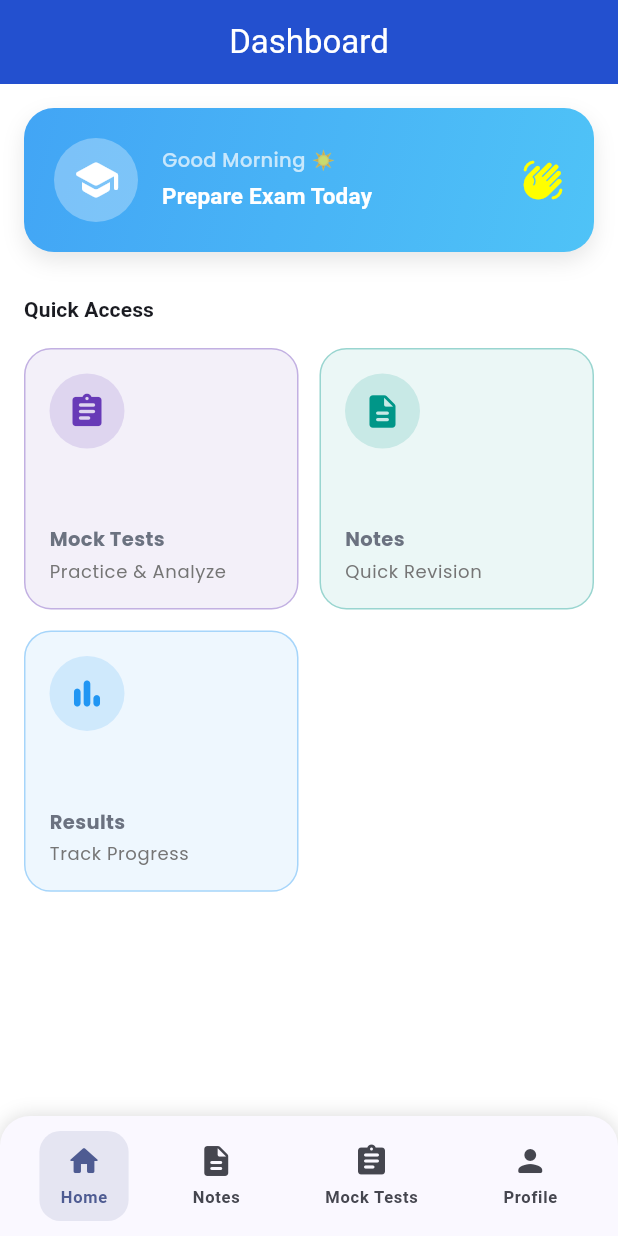
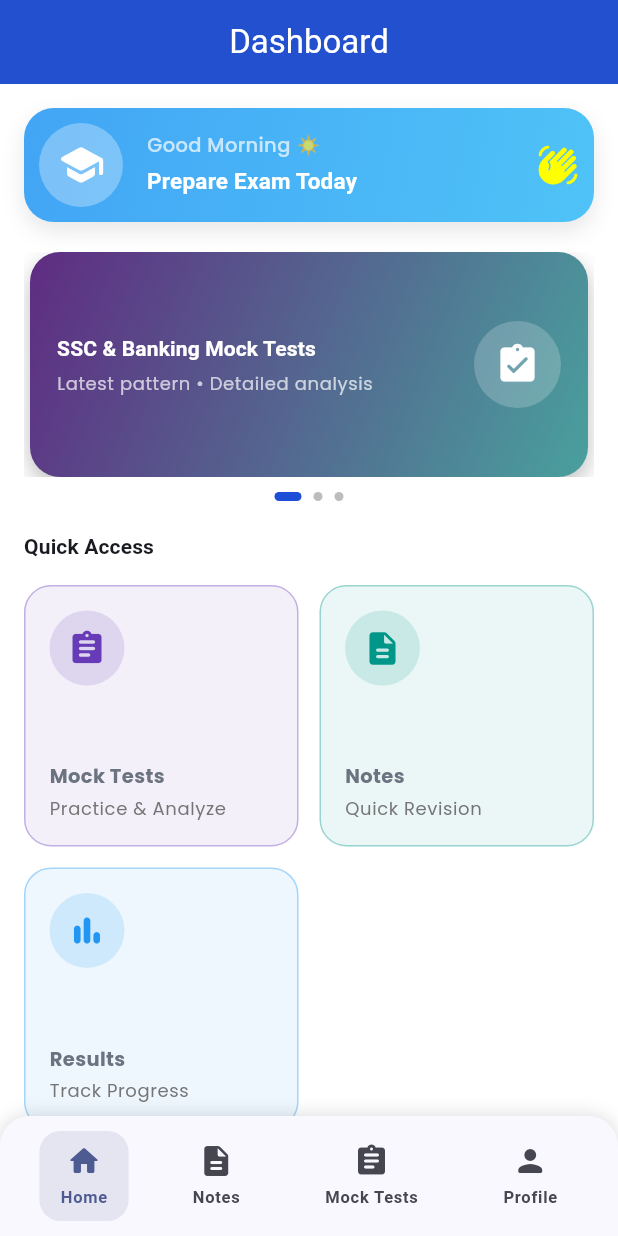
Before and after one commit to rameshnspirait/edu_prep_academy, a Flutter app: the screen it shows once a user with an empty profile is signed in, on a phone screen of 412 x 824 dp. Run offline on Flutter 3.47's test engine with Material 3 defaults, Android fonts, the phone set to English and light mode, and no system bars; our stand-ins replace cloud_firestore, dio, firebase_auth, firebase_core, fl_chart, get and 5 more; missing offline and left inert: syncfusion_flutter_pdfviewer; accounts and stored records are empty.

Commit message:
some changes

```diff
--- a/lib/views/dashbaord/home_tab.dart
+++ b/lib/views/dashbaord/home_tab.dart
@@ -1,3 +1,4 @@
+import 'package:edu_prep_academy/core/constants/app_colors.dart';
 import 'package:flutter/material.dart';
 import 'package:get/get.dart';
 import 'package:edu_prep_academy/routes/app_routes.dart';
@@ -26,12 +27,12 @@ class HomeTab extends StatelessWidget {
           children: [
             /// ---------------- GREETING ----------------
             _GreetingSection(isDark: isDark),
-
-            // const SizedBox(height: 20),
+            const SizedBox(height: 20),
+            _BannerSlider(isDark: isDark),
 
             /// ---------------- PROGRESS CARD ----------------
             // _ProgressCard(isDark: isDark),
-            const SizedBox(height: 28),
+            const SizedBox(height: 20),
 
             /// ---------------- QUICK ACTIONS ----------------
             Text(
@@ -50,6 +51,7 @@ class HomeTab extends StatelessWidget {
                 crossAxisCount: 2,
                 crossAxisSpacing: 14,
                 mainAxisSpacing: 14,
+
                 childAspectRatio: 1.05,
               ),
               children: [
@@ -111,7 +113,7 @@ class _GreetingSection extends StatelessWidget {
   Widget build(BuildContext context) {
     return Container(
       width: double.infinity,
-      padding: const EdgeInsets.all(20),
+      padding: const EdgeInsets.all(10),
       decoration: BoxDecoration(
         gradient: LinearGradient(
           colors: isDark
@@ -179,6 +181,182 @@ class _GreetingSection extends StatelessWidget {
           ),
         ],
       ),
+    );
+  }
+}
+
+class _BannerData {
+  final String title;
+  final String subtitle;
+  final IconData icon;
+  final List<Color> gradient;
+
+  _BannerData({
+    required this.title,
+    required this.subtitle,
+    required this.icon,
+    required this.gradient,
+  });
+}
+
+class _BannerCard extends StatelessWidget {
+  final _BannerData data;
+  final bool isDark;
+
+  const _BannerCard({required this.data, required this.isDark});
+
+  @override
+  Widget build(BuildContext context) {
+    return Container(
+      margin: const EdgeInsets.symmetric(horizontal: 4),
+      padding: const EdgeInsets.all(18),
+      decoration: BoxDecoration(
+        gradient: LinearGradient(
+          colors: data.gradient,
+          begin: Alignment.topLeft,
+          end: Alignment.bottomRight,
+        ),
+        borderRadius: BorderRadius.circular(20),
+        boxShadow: [
+          BoxShadow(
+            color: Colors.black.withOpacity(isDark ? 0.4 : 0.25),
+            blurRadius: 12,
+            offset: const Offset(0, 6),
+          ),
+        ],
+      ),
+      child: Row(
+        children: [
+          /// TEXT
+          Expanded(
+            child: Column(
+              crossAxisAlignment: CrossAxisAlignment.start,
+              mainAxisAlignment: MainAxisAlignment.center,
+              children: [
+                Text(
+                  data.title,
+                  style: AppTextStyles.headingSmall(
+                    context,
+                  ).copyWith(color: Colors.white, fontWeight: FontWeight.bold),
+                ),
+                const SizedBox(height: 6),
+                Text(
+                  data.subtitle,
+                  style: AppTextStyles.bodySmall(
+                    context,
+                  ).copyWith(color: Colors.white70),
+                ),
+              ],
+            ),
+          ),
+
+          /// ICON
+          Container(
+            padding: const EdgeInsets.all(14),
+            decoration: BoxDecoration(
+              shape: BoxShape.circle,
+              color: Colors.white.withOpacity(0.2),
+            ),
+            child: Icon(data.icon, color: Colors.white, size: 30),
+          ),
+        ],
+      ),
+    );
+  }
+}
+
+class _BannerSlider extends StatefulWidget {
+  final bool isDark;
+  const _BannerSlider({required this.isDark});
+
+  @override
+  State<_BannerSlider> createState() => _BannerSliderState();
+}
+
+class _BannerSliderState extends State<_BannerSlider> {
+  final PageController _controller = PageController();
+  int _currentIndex = 0;
+
+  final List<_BannerData> banners = [
+    _BannerData(
+      title: 'SSC & Banking Mock Tests',
+      subtitle: 'Latest pattern • Detailed analysis',
+      icon: Icons.assignment_turned_in_rounded,
+      gradient: [Color(0xFF5F2C82), Color(0xFF49A09D)],
+    ),
+    _BannerData(
+      title: 'UPSC Concept Notes',
+      subtitle: 'Static + Current Affairs',
+      icon: Icons.menu_book_rounded,
+      gradient: [Color(0xFF134E5E), Color(0xFF71B280)],
+    ),
+    _BannerData(
+      title: 'Daily Practice Tests',
+      subtitle: 'Improve accuracy & speed',
+      icon: Icons.timer_rounded,
+      gradient: [Color(0xFF283048), Color(0xFF859398)],
+    ),
+  ];
+
+  @override
+  void initState() {
+    super.initState();
+    _autoScroll();
+  }
+
+  void _autoScroll() {
+    Future.delayed(const Duration(seconds: 4), () {
+      if (!mounted) return;
+      _currentIndex = (_currentIndex + 1) % banners.length;
+      _controller.animateToPage(
+        _currentIndex,
+        duration: const Duration(milliseconds: 500),
+        curve: Curves.easeInOut,
+      );
+      _autoScroll();
+    });
+  }
+
+  @override
+  Widget build(BuildContext context) {
+    return Column(
+      children: [
+        SizedBox(
+          height: 150,
+          child: PageView.builder(
+            controller: _controller,
+            itemCount: banners.length,
+            onPageChanged: (index) {
+              setState(() => _currentIndex = index);
+            },
+            itemBuilder: (_, index) {
+              return _BannerCard(data: banners[index], isDark: widget.isDark);
+            },
+          ),
+        ),
+
+        const SizedBox(height: 10),
+
+        /// DOT INDICATOR
+        Row(
+          mainAxisAlignment: MainAxisAlignment.center,
+          children: List.generate(
+            banners.length,
+            (index) => AnimatedContainer(
+              duration: const Duration(milliseconds: 300),
+              margin: const EdgeInsets.symmetric(horizontal: 4),
+              height: 6,
+              width: _currentIndex == index ? 18 : 6,
+              decoration: BoxDecoration(
+                color: _currentIndex == index
+                    ? AppColors.primaryBlue
+                    : Colors.grey.shade400,
+                borderRadius: BorderRadius.circular(10),
+              ),
+            ),
+          ),
+        ),
+      ],
     );
   }
 }
```
